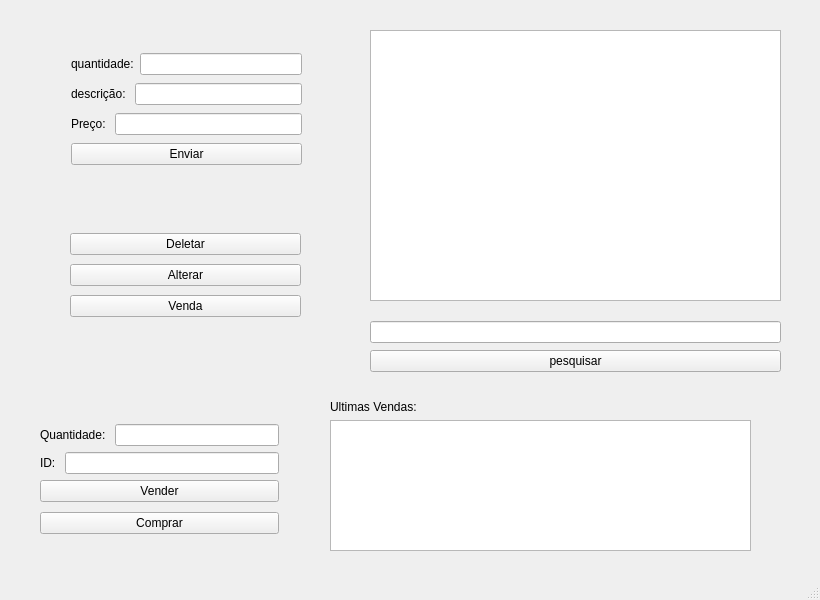
Above: mainwindow.ui from GabR36/QEstoqueLoja before the change. Below: the same form after it.
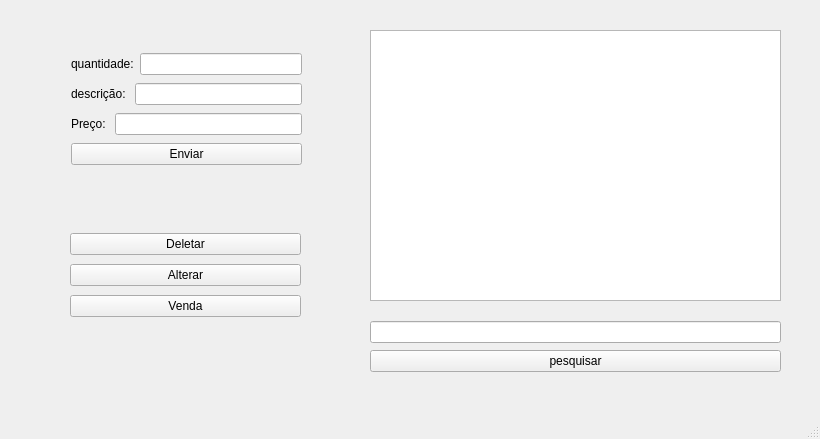
That is the form after the change.

Commit message: remover tabela antiga de compras e vendas

```diff
--- a/mainwindow.ui
+++ b/mainwindow.ui
@@ -7,7 +7,7 @@
     <x>0</x>
     <y>0</y>
     <width>820</width>
-    <height>600</height>
+    <height>439</height>
    </rect>
   </property>
   <property name="windowTitle">
@@ -64,86 +64,6 @@
      </item>
     </layout>
    </widget>
-   <widget class="QWidget" name="layoutWidget">
-    <property name="geometry">
-     <rect>
-      <x>40</x>
-      <y>420</y>
-      <width>239</width>
-      <height>120</height>
-     </rect>
-    </property>
-    <layout class="QVBoxLayout" name="verticalLayout_9">
-     <item>
-      <layout class="QVBoxLayout" name="verticalLayout_8">
-       <item>
-        <layout class="QHBoxLayout" name="horizontalLayout_6">
-         <item>
-          <widget class="QLabel" name="label_5">
-           <property name="text">
-            <string>Quantidade: </string>
-           </property>
-          </widget>
-         </item>
-         <item>
-          <widget class="QLineEdit" name="Ledit_VendaQuant"/>
-         </item>
-        </layout>
-       </item>
-       <item>
-        <layout class="QHBoxLayout" name="horizontalLayout_7">
-         <item>
-          <widget class="QLabel" name="label_6">
-           <property name="text">
-            <string>ID: </string>
-           </property>
-          </widget>
-         </item>
-         <item>
-          <widget class="QLineEdit" name="Ledit_VendaId"/>
-         </item>
-        </layout>
-       </item>
-       <item>
-        <widget class="QPushButton" name="Btn_Vender">
-         <property name="text">
-          <string>Vender</string>
-         </property>
-        </widget>
-       </item>
-      </layout>
-     </item>
-     <item>
-      <widget class="QPushButton" name="Btn_Comprar">
-       <property name="text">
-        <string>Comprar</string>
-       </property>
-      </widget>
-     </item>
-    </layout>
-   </widget>
-   <widget class="QWidget" name="layoutWidget">
-    <property name="geometry">
-     <rect>
-      <x>330</x>
-      <y>400</y>
-      <width>421</width>
-      <height>151</height>
-     </rect>
-    </property>
-    <layout class="QVBoxLayout" name="verticalLayout_10">
-     <item>
-      <widget class="QLabel" name="label_7">
-       <property name="text">
-        <string>Ultimas Vendas:</string>
-       </property>
-      </widget>
-     </item>
-     <item>
-      <widget class="QTableView" name="tableViewVendas"/>
-     </item>
-    </layout>
-   </widget>
    <widget class="QWidget" name="layoutWidget">
     <property name="geometry">
      <rect>
```
The commit also changes 2 other files.
